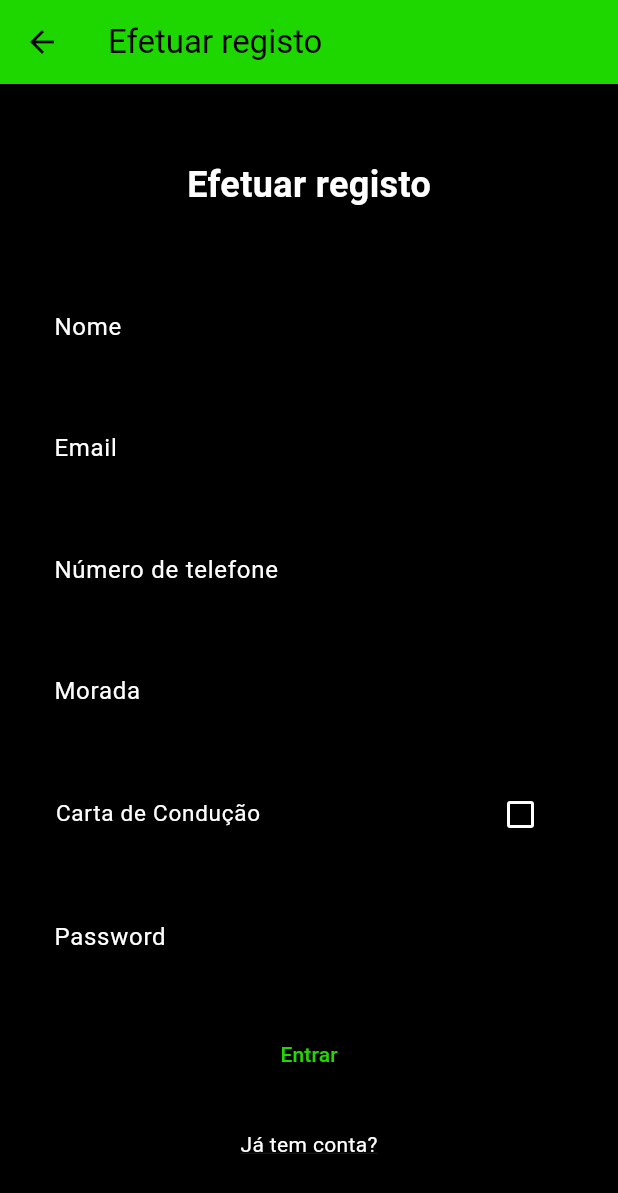
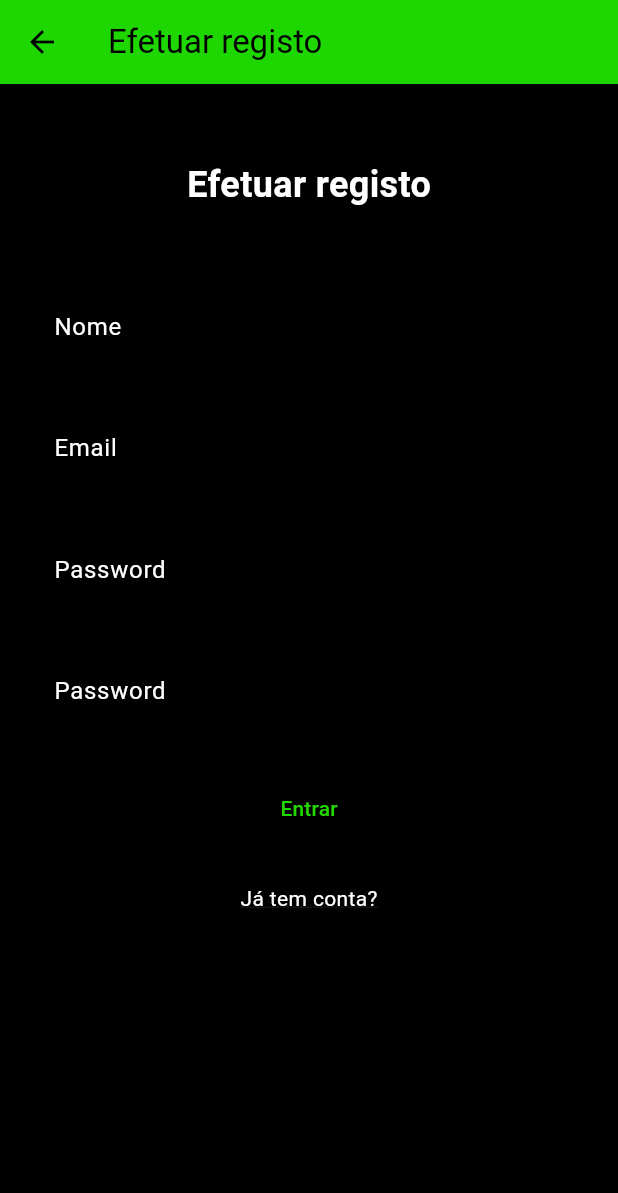
Before and after one commit to BIGTOST/PI4-Olisipo, a Flutter app: the RouteRegister screen opened by its route, on a phone screen of 412 x 824 dp. Shown: the top 1193 px of the screen. Run offline on Flutter 3.47's test engine with Material 3 defaults, Android fonts, the phone set to English and light mode, and no system bars; our stand-ins replace file_picker, flutter_secure_storage; accounts and stored records are empty; network calls fail.

Commit message:
update mobile

```diff
--- a/mobile/lib/class.global.dart
+++ b/mobile/lib/class.global.dart
@@ -58,4 +58,6 @@ class Vars {
   static const String routePortalExpense = 'Despesas';
   static const String routePortalMeeting = 'Reuniões';
   static const String routeDashboard = 'Dashboard';
+   static const String routeProfileTitle = 'Perfil';
+  static const String routeProfileEditTitle = 'Editar Perfil';
 }
--- a/mobile/lib/main.dart
+++ b/mobile/lib/main.dart
@@ -32,7 +32,7 @@ return ChangeNotifierProvider(
         routes: {
           '/landing': (context) => const RouteLanding(),
           '/login': (context) => const RouteLogin(),
-           '/register': (context) => const RouteRegister(),
+          '/register': (context) => const RouteRegister(),
           '/recover': (context) => const RouteRecover(),
           '/portal': (context) => const RoutePortal(),
         });
--- a/mobile/lib/route.login.dart
+++ b/mobile/lib/route.login.dart
@@ -63,7 +63,7 @@ class _Page extends State<RouteLogin> {
                       user.text; // Access username from the controller
                   String password = pass.text;
                   s.login(context, username, password,
-                      "https://backend-w7pc.onrender.com/user/login");
+                      "http://mktiagoandre.ddns.net:8080/user/login");
                 },
                 style: ElevatedButton.styleFrom(
                     minimumSize: const Size(double.infinity, 50)),
--- a/mobile/lib/route.profile.edit.dart
+++ b/mobile/lib/route.profile.edit.dart
@@ -1,5 +1,5 @@
 import 'package:flutter/material.dart';
-import 'class.global.dart';
+import 'package:adm23194/class.global.dart';
 import 'server/server.user.data.dart' as s;
 
 class RouteProfileEdit extends StatefulWidget {
--- a/mobile/lib/route.register.dart
+++ b/mobile/lib/route.register.dart
@@ -13,8 +13,7 @@ class _Page extends State<RouteRegister> {
   bool driver = false;
   TextEditingController user = TextEditingController();
   TextEditingController mail = TextEditingController();
-  TextEditingController phone = TextEditingController();
-  TextEditingController address = TextEditingController();
+  TextEditingController confirmPass = TextEditingController();
   TextEditingController pass = TextEditingController();
 
   @override
@@ -40,6 +39,7 @@ class _Page extends State<RouteRegister> {
                     ),
                   ),
                   const SizedBox(height: 50.0), // spacer
+                  //user fild
                   TextField(
                     controller: user,
                     decoration: const InputDecoration(
@@ -49,6 +49,7 @@ class _Page extends State<RouteRegister> {
                     ),
                   ),
                   const SizedBox(height: 25.0), // spacer
+                  //mail fild
                   TextField(
                     controller: mail,
                     decoration: const InputDecoration(
@@ -60,42 +61,7 @@ class _Page extends State<RouteRegister> {
                     ),
                   ),
                   const SizedBox(height: 25.0), // spacer
-                  TextField(
-                    controller: phone,
-                    decoration: const InputDecoration(
-                      enabledBorder: OutlineInputBorder(),
-                      labelText: Vars.routeRegisterPhone,
-                      focusedBorder: OutlineInputBorder(),
-                    ),
-                  ),
-                  const SizedBox(height: 25.0), // spacer
-                  TextField(
-                    controller: address,
-                    decoration: const InputDecoration(
-                      enabledBorder: OutlineInputBorder(),
-                      labelText: Vars.routeRegisterAddress,
-                      focusedBorder: OutlineInputBorder(),
-                    ),
-                  ),
-                  const SizedBox(height: 25.0), // spacer
-                  CheckboxListTile(
-                    title: const Text(
-                      Vars.routeRegisterDriver,
-                      style: TextStyle(fontSize: 15.0),
-                    ),
-                    shape: RoundedRectangleBorder(
-                      borderRadius: BorderRadius.circular(5.0), // Optionally
-                      side: const BorderSide(color: AppColors.colorBlack),
-                    ),
-                    value: driver,
-                    onChanged: (bool? value) {
-                      setState(() {
-                        driver =
-                            value ?? false; // Update the value of _isChecked
-                      });
-                    },
-                  ),
-                  const SizedBox(height: 25.0), // spacer
+                  // spacer
                   TextField(
                     controller: pass,
                     decoration: const InputDecoration(
@@ -108,23 +74,53 @@ class _Page extends State<RouteRegister> {
                     obscureText: true,
                   ),
                   const SizedBox(height: 25.0), // spacer
+                  TextField(
+                    controller: confirmPass,
+                    decoration: const InputDecoration(
+                      enabledBorder: OutlineInputBorder(
+                        borderSide: BorderSide(color: AppColors.colorBlack),
+                      ),
+                      labelText: Vars.routeRegisterPassword,
+                      focusedBorder: OutlineInputBorder(),
+                    ),
+                    obscureText: true,
+                  ),
+                  const SizedBox(height: 25.0), // spacer
                   ElevatedButton(
                     onPressed: () {
-                      String username = user.text;
-                      String email = mail.text;
-                      String phoneN = phone.text;
-                      String addr = address.text;
-                      bool driverL = driver;
-                      String password = pass.text;
-                      s.regist(
+                      if(user.text == ''){
+                        print('user vazio');
+                      }else if(mail.text == ''){
+                        print('email vazio');
+                      }else if(!RegExp(r"^[a-zA-Z0-9.a-zA-Z0-9.!#$%&'*+-/=?^_`{|}~]+@[a-zA-Z0-9]+\.[a-zA-Z]+").hasMatch(mail.text)){
+                        print('email not valid');
+                      }else if(pass.text == ''){
+                        print('password vazia');
+                      }else if(confirmPass.text == ''){
+                        print('preencha todos os campos');
+                      }else if(pass.text != confirmPass.text){
+                        print('password no match');
+                      }
+                      else{
+                        print(mail.text + '\n'+ user.text + '\n' + pass.text);
+                        String username = user.text;
+                        String email = mail.text;
+
+                        String password = pass.text;
+                        s.regist(
                           context,
                           username,
                           email,
-                          phoneN,
-                          addr,
-                          driverL,
                           password,
-                          "https://backend-w7pc.onrender.com/user/regist");
+                          "http://mktiagoandre.ddns.net:8080/user/regist"
+                        );
+                      }
+                      //print(user.text);
+                      //print(user.text);
+                      // if(){}
+                      // else{
+                      //
+                      // }
                     },
                     style: ElevatedButton.styleFrom(
                         minimumSize: const Size(double.infinity, 50)),
--- a/mobile/lib/server/server.dart
+++ b/mobile/lib/server/server.dart
@@ -4,7 +4,7 @@ import '../route.login.dart' as l;
 import 'package:flutter/material.dart';
 
 Future<void> fetchData() async {
-  var url = Uri.parse('https://backend-w7pc.onrender.com/user');
+  var url = Uri.parse('http://mktiagoandre.ddns.net:8080/user');
 
   // Making the GET request
   var response = await http.get(url);
```
Also changed, not shown: mobile/lib/server/server.user.handling.dart (+3 -7 lines), 5 other files.
